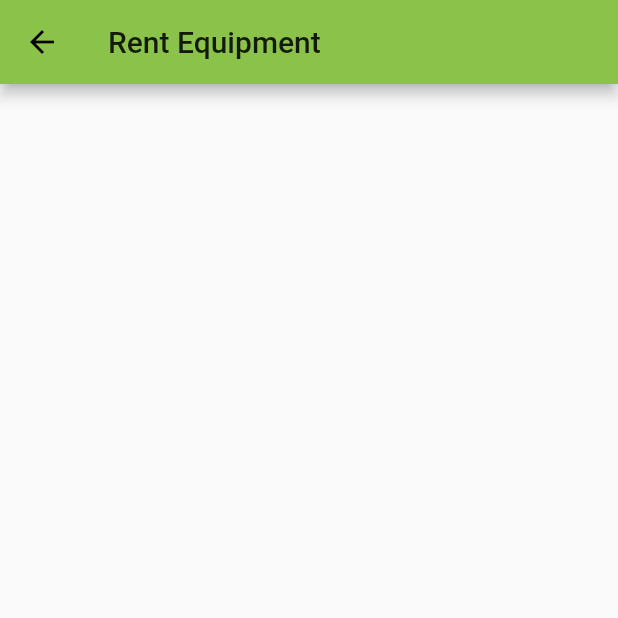
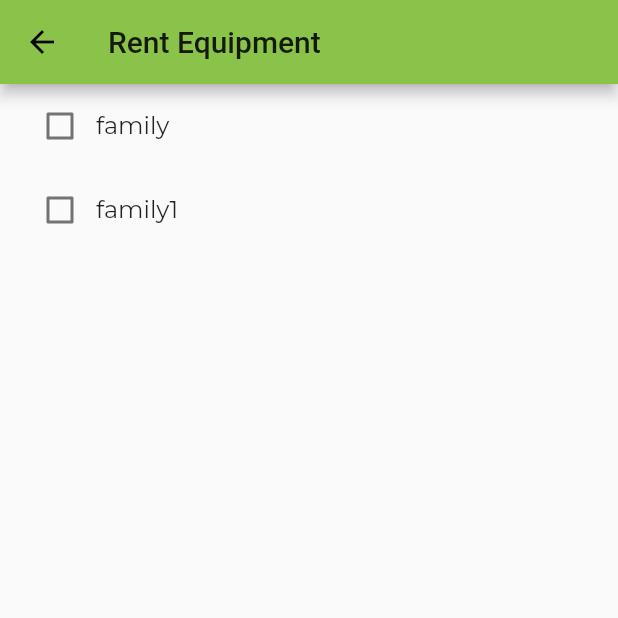
Before and after one commit to viniciusbenite/makerlab2020, a Flutter app: the RentEquipment screen opened by its route, on a phone screen of 412 x 824 dp, the top half of it. Run offline on Flutter 3.47's test engine with Material 2 defaults, Android fonts, the light colour scheme and no system bars; our stand-ins replace convert, flutter_spinbox, google_fonts; network calls fail.

Commit message:
rent equipment page with list view and checkbox

```diff
--- a/makerlab/lib/models/equipment.dart
+++ b/makerlab/lib/models/equipment.dart
@@ -5,6 +5,7 @@ class Equipment {
   int inStock;
   String status;
   String details;
+  bool isChecked;
 
   Equipment(
       {this.id,
@@ -12,5 +13,6 @@ class Equipment {
       this.description,
       this.inStock,
       this.status,
-      this.details});
+      this.details,
+      this.isChecked});
 }
--- a/makerlab/lib/screens/homePage.dart
+++ b/makerlab/lib/screens/homePage.dart
@@ -29,7 +29,7 @@ class _MyHomePageState extends State<MyHomePage> {
     });
   }
 
-  void _showcontent() {
+  void _showContent() {
     showDialog(
       context: context,
       builder: (BuildContext context) {
@@ -86,7 +86,7 @@ class _MyHomePageState extends State<MyHomePage> {
       ),
       floatingActionButtonLocation: FloatingActionButtonLocation.centerDocked,
       floatingActionButton: FloatingActionButton(
-        onPressed: _showcontent,
+        onPressed: _showContent,
         tooltip: 'Add',
         child: Icon(Icons.add),
         elevation: 2.0,
--- a/makerlab/lib/screens/rentEquipment.dart
+++ b/makerlab/lib/screens/rentEquipment.dart
@@ -1,4 +1,5 @@
 import 'package:flutter/material.dart';
+import 'package:makerlab/models/equipment.dart';
 
 class RentEquipment extends StatefulWidget {
   @override
@@ -6,21 +7,82 @@ class RentEquipment extends StatefulWidget {
 }
 
 class _RentEquipmentState extends State<RentEquipment> {
-  bool isItemChecked = false;
+  //TODO: fetch from API, this is just for testing purposes
+  List<Equipment> equipments = [
+    Equipment(
+      id: 0,
+      description: "description",
+      details: "details",
+      family: "family",
+      inStock: 1,
+      status: "status",
+      isChecked: false,
+    ),
+    Equipment(
+      id: 1,
+      description: "description1",
+      details: "details1",
+      family: "family1",
+      inStock: 11,
+      status: "status1",
+      isChecked: false,
+    ),
+  ];
+
+  var itemsChecked = [];
 
   @override
   Widget build(BuildContext context) {
+    itemsChecked = equipments
+        .map((e) => e.isChecked ? e : null)
+        .where((element) => element != null)
+        .toList();
+
     return Scaffold(
       appBar: AppBar(
         title: Text('Rent Equipment'),
       ),
+      body: ListView.builder(
+        itemCount: equipments.length,
+        itemBuilder: (ctx, i) {
+          var eq = equipments[i];
+          return ListTile(
+            title: Row(
+              children: [
+                Checkbox(
+                  value: eq.isChecked,
+                  onChanged: (value) {
+                    setState(() {
+                      eq.isChecked = value;
+                      itemsChecked = equipments
+                          .map((e) => e.isChecked ? e : null)
+                          .where((element) => element != null)
+                          .toList();
+                    });
+                  },
+                ),
+                Expanded(
+                  child: Text(eq.family),
+                ),
+              ],
+            ),
+            onTap: () {
+              //TODO show dialog with more info on the equipment
+            },
+          );
+        },
+      ),
       floatingActionButtonLocation: FloatingActionButtonLocation.centerFloat,
-      floatingActionButton: !isItemChecked
-          ? null
-          : FloatingActionButton.extended(
-              onPressed: null,
-              label: Text('Rent'),
-            ),
+      floatingActionButton:
+          // check if there is an item checked
+          !(equipments.map((e) => e.isChecked).toList().contains(true))
+              ? null
+              : FloatingActionButton.extended(
+                  onPressed: () {
+                    print(itemsChecked);
+                  },
+                  label: Text('Rent'),
+                ),
     );
   }
 }
```
Also changed, not shown: 1 other file.
